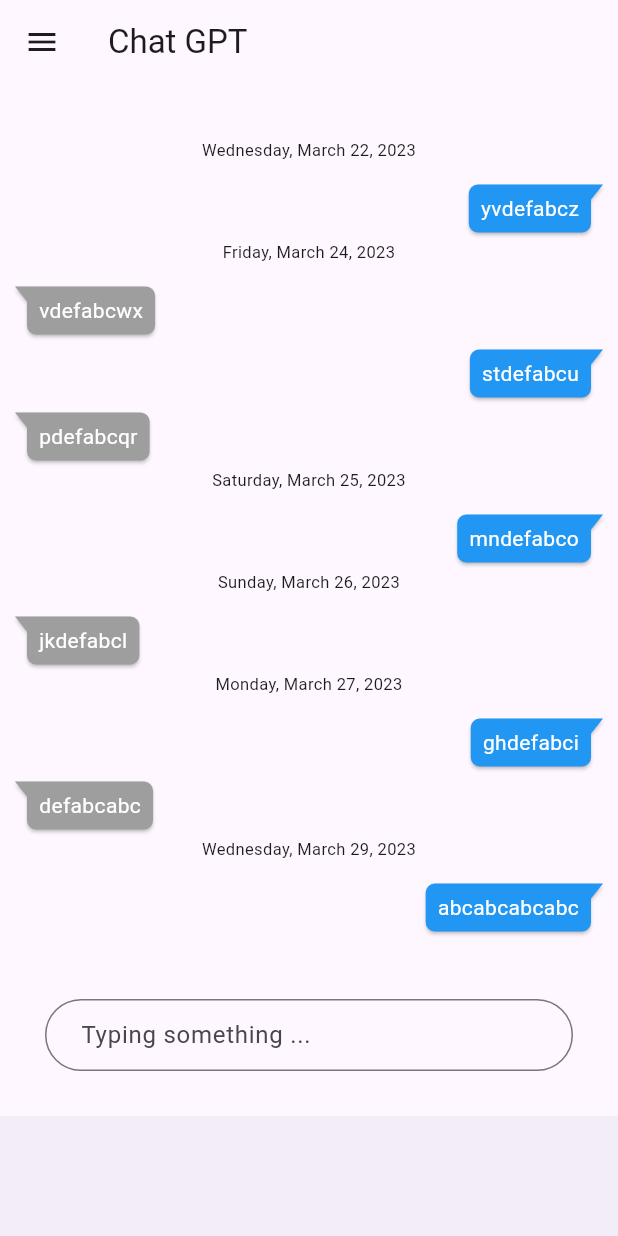
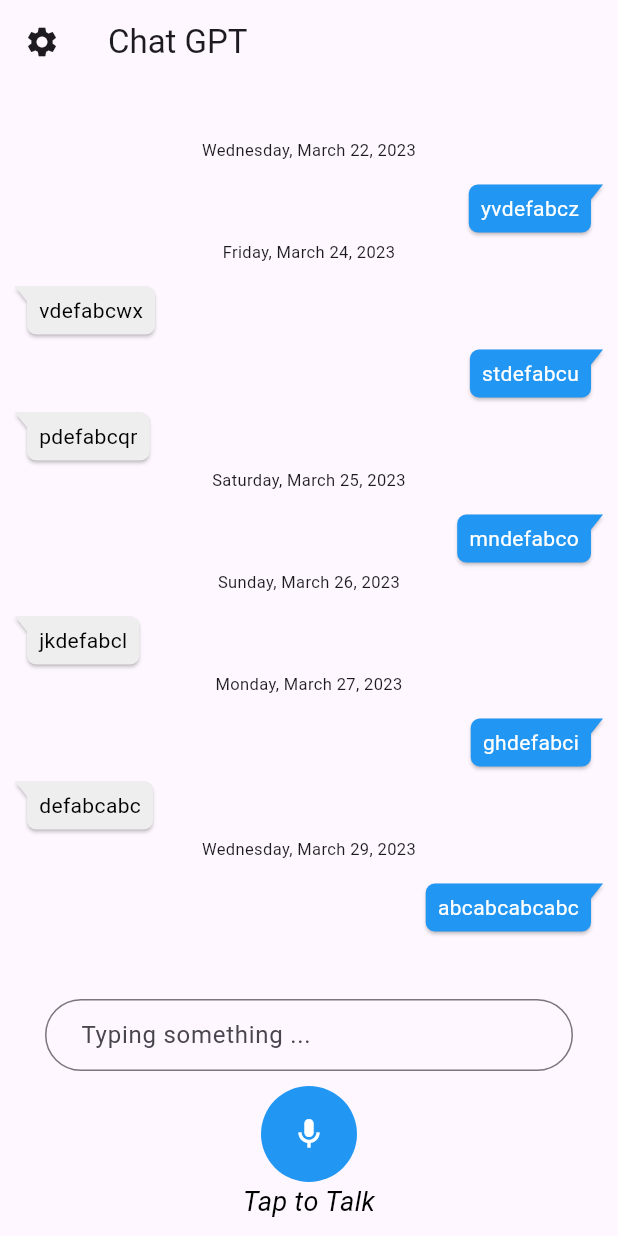
Before and after one commit to nmhieu0504/Chat-GPT-Project, a Flutter app: the screen it shows after launch, on a phone screen of 412 x 824 dp. Run offline on Flutter 3.47's test engine with Material 2 defaults, Android fonts, the phone set to English and light mode, and no system bars; drawn by our look-alikes of bubble, grouped_list.

Commit message:
update UI

```diff
--- a/lib/main.dart
+++ b/lib/main.dart
@@ -1,5 +1,6 @@
 import 'package:chat_gpt/widgets/chat_page.dart';
 import 'package:flutter/material.dart';
+import 'package:flutter/services.dart';
 
 void main() {
   runApp(const MyApp());
@@ -11,12 +12,11 @@ class MyApp extends StatelessWidget {
   // This widget is the root of your application.
   @override
   Widget build(BuildContext context) {
+    SystemChrome.setPreferredOrientations(
+        [DeviceOrientation.portraitUp, DeviceOrientation.portraitDown]);
     return MaterialApp(
-      debugShowCheckedModeBanner: false,
-      theme: ThemeData(
-        useMaterial3: true
-      ),
-      home: const ChatPage()
-    );
+        debugShowCheckedModeBanner: false,
+        theme: ThemeData(useMaterial3: true),
+        home: const ChatPage());
   }
 }
--- a/lib/widgets/chat_page.dart
+++ b/lib/widgets/chat_page.dart
@@ -56,21 +56,36 @@ class _ChatPageState extends State<ChatPage> {
   Widget build(BuildContext context) {
     return Scaffold(
       appBar: AppBar(
+        leading: Builder(
+          builder: (BuildContext context) {
+            return IconButton(
+              icon: const Icon(Icons.settings),
+              onPressed: () {
+                Scaffold.of(context).openDrawer();
+              },
+              tooltip: MaterialLocalizations.of(context).openAppDrawerTooltip,
+            );
+          },
+        ),
         title: const Text("Chat GPT"),
       ),
       drawer: Drawer(
         child: ListView(
           padding: EdgeInsets.zero,
           children: <Widget>[
-              const DrawerHeader(
+            const SizedBox(
+              height: 100,
+              child: DrawerHeader(
                 decoration: BoxDecoration(
-                  color: Colors.blue,
+                  // color: Colors.blue,
                 ),
                 child: Text(
-                  'Drawer Header',
+                  'Settings',
                   style: TextStyle(
-                    color: Colors.white,
+                    // color: Colors.white,
                     fontSize: 24,
+                    fontWeight: FontWeight.bold,
+                  ),
                 ),
               ),
             ),
@@ -101,15 +116,13 @@ class _ChatPageState extends State<ChatPage> {
                             onTap: () {
                               debugPrint('Card tapped.');
                             },
-                              child: Card(
                             child: ListTile(
                               leading: SizedBox(
                                   width: 50,
                                   height: 50,
-                                      child: Image.asset(
-                                          'assets/images/us_flag.png')),
+                                  child:
+                                      Image.asset('assets/images/us_flag.png')),
                               title: const Text('English (United States)'),
-                                ),
                             ),
                           ),
                         ),
@@ -120,15 +133,13 @@ class _ChatPageState extends State<ChatPage> {
                             onTap: () {
                               debugPrint('Card tapped.');
                             },
-                              child: Card(
                             child: ListTile(
                               leading: SizedBox(
                                   width: 50,
                                   height: 50,
-                                      child: Image.asset(
-                                          'assets/images/vn_flag.png')),
+                                  child:
+                                      Image.asset('assets/images/vn_flag.png')),
                               title: const Text('Vietnamese'),
-                                ),
                             ),
                           ),
                         ),
@@ -159,7 +170,7 @@ class _ChatPageState extends State<ChatPage> {
             child: GroupedListView<Message, DateTime>(
               order: GroupedListOrder.DESC,
               reverse: true,
-                floatingHeader: true,
+              // floatingHeader: true,
               padding: const EdgeInsets.all(10),
               elements: messageList,
               groupBy: (message) => DateTime(
@@ -181,17 +192,17 @@ class _ChatPageState extends State<ChatPage> {
                   alignment: message.isUser
                       ? Alignment.centerRight
                       : Alignment.centerLeft,
-                    nip:
-                        message.isUser ? BubbleNip.rightTop : BubbleNip.leftTop,
-                    color: message.isUser ? Colors.blue : Colors.grey,
+                  nip: message.isUser ? BubbleNip.rightTop : BubbleNip.leftTop,
+                  color: message.isUser ? Colors.blue : Colors.grey[200],
                   child: Text(
                     message.message,
-                      style: const TextStyle(color: Colors.white),
+                    style: TextStyle(
+                        color: message.isUser ? Colors.white : Colors.black),
                   )),
             ),
           ),
           Container(
-              margin: const EdgeInsets.all(30),
+            margin: const EdgeInsets.fromLTRB(30, 30, 30, 0),
             child: TextField(
               decoration: const InputDecoration(
                 border: OutlineInputBorder(
@@ -202,8 +213,8 @@ class _ChatPageState extends State<ChatPage> {
               ),
               controller: textFieldController,
               onSubmitted: (value) {
-                  final message = Message(
-                      message: value, date: DateTime.now(), isUser: true);
+                final message =
+                    Message(message: value, date: DateTime.now(), isUser: true);
                 textFieldController.clear();
                 setState(() => messageList.add(message));
               },
@@ -211,8 +222,30 @@ class _ChatPageState extends State<ChatPage> {
           )
         ]),
       ),
-        bottomNavigationBar: const BottomAppBar(
-          shape: CircularNotchedRectangle(),
-        ));
+      bottomNavigationBar: Container(
+        width: 90,
+        height: 90,
+        margin: const EdgeInsets.all(10),
+        child: Column(children: [
+          IconButton(
+              onPressed: () {},
+              style: ButtonStyle(
+                shape: MaterialStateProperty.all(const CircleBorder()),
+                padding: MaterialStateProperty.all(const EdgeInsets.all(20)),
+                backgroundColor:
+                    MaterialStateProperty.all(Colors.blue), // <-- Button color
+              ),
+              icon: const Icon(
+                Icons.mic_outlined,
+                color: Colors.white,
+              )),
+          const Text(
+            "Tap to Talk",
+            style: TextStyle(
+                fontStyle: FontStyle.italic, fontSize: 18, color: Colors.black),
+          )
+        ]),
+      ),
+    );
   }
 }
```
Lines whose indentation alone changed are shown as unchanged.
